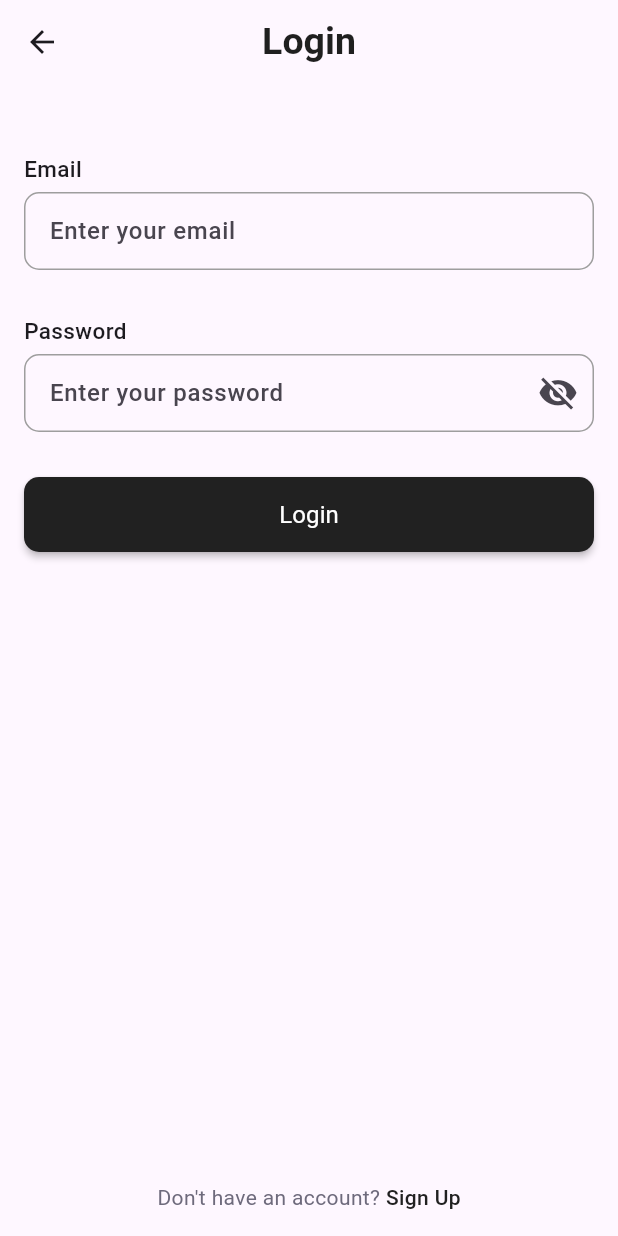
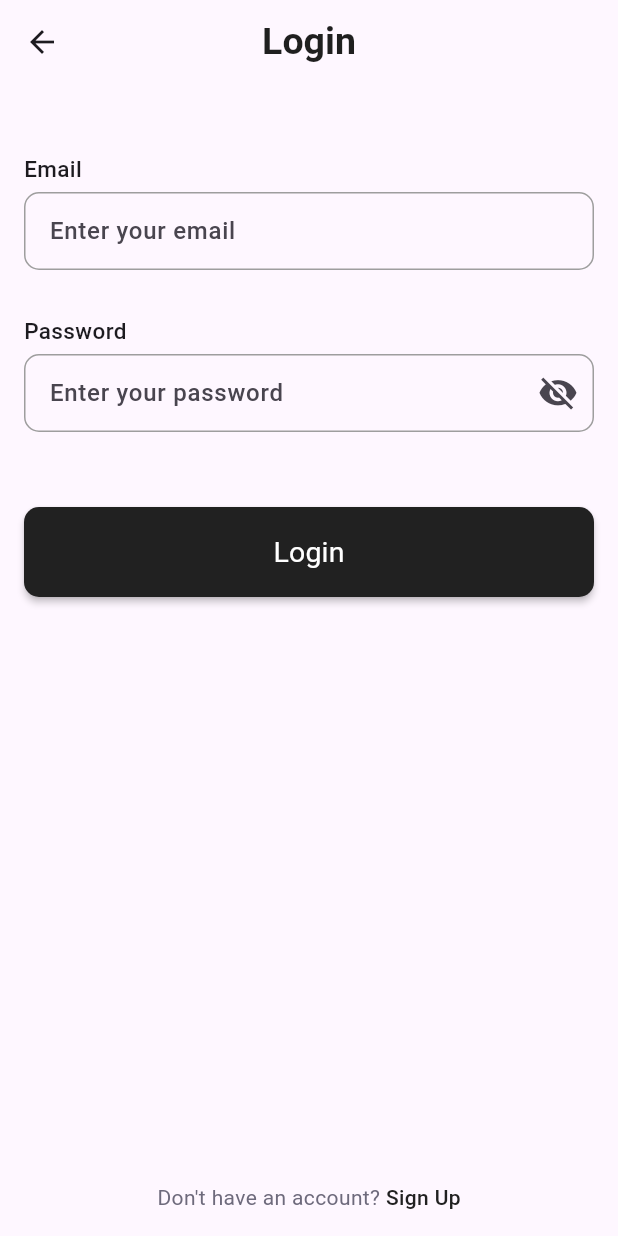
Before and after one commit to Youssef-Ma7moud-Eid/Shopping-App, a Flutter app: the LoginScreen screen opened by its route, on a phone screen of 412 x 824 dp. Run offline on Flutter 3.47's test engine with Material 3 defaults, Android fonts, the light colour scheme and no system bars; our stand-ins replace animate_do, flutter_svg, smooth_page_indicator, toastification.

Commit message:
refactor: restructure authentication screens and update imports

```diff
--- /dev/null
+++ b/lib/feature/auth/presentation/views/login_screen.dart
@@ -0,0 +1,57 @@
+import 'package:flutter/gestures.dart';
+import 'package:flutter/material.dart';
+import 'package:shopping_app/feature/auth/presentation/views/register_screen.dart';
+import 'package:shopping_app/feature/auth/presentation/widgets/login_view_body.dart';
+
+class LoginScreen extends StatelessWidget {
+  const LoginScreen({super.key});
+  static const String routeName = "LoginScreen";
+
+  @override
+  Widget build(BuildContext context) {
+    return Scaffold(
+      appBar: AppBar(
+        title: Text(
+          "Login",
+          style: TextStyle(
+            fontSize: 25,
+            fontWeight: FontWeight.bold,
+            color: Color(0xff1F1F1F),
+          ),
+        ),
+        centerTitle: true,
+      ),
+      body: LoginViewBody(),
+      floatingActionButtonLocation: FloatingActionButtonLocation.centerFloat,
+      floatingActionButtonAnimator: FloatingActionButtonAnimator.noAnimation,
+      floatingActionButton: MediaQuery.of(context).viewInsets.bottom == 0
+          ? Align(
+              alignment: Alignment.bottomCenter,
+              child: Text.rich(
+                TextSpan(
+                  text: "Don't have an account? ",
+                  style: TextStyle(fontSize: 14, color: Color(0xff6E6A7C)),
+
+                  children: [
+                    TextSpan(
+                      recognizer: TapGestureRecognizer()
+                        ..onTap = () {
+                          Navigator.of(
+                            context,
+                          ).pushNamed(RegisterScreen.routeName);
+                        },
+                      text: "Sign Up",
+                      style: TextStyle(
+                        fontSize: 14,
+                        color: Color(0xff212121),
+                        fontWeight: FontWeight.w500,
+                      ),
+                    ),
+                  ],
+                ),
+              ),
+            )
+          : null,
+    );
+  }
+}
--- /dev/null
+++ b/lib/feature/auth/presentation/widgets/login_view_body.dart
@@ -0,0 +1,81 @@
+import 'package:flutter/material.dart';
+
+import 'package:shopping_app/core/common/widget/custom_form_text_fiel.dart';
+import 'package:shopping_app/core/utils/validator_functions.dart';
+import 'package:shopping_app/core/widgets/custom_button.dart';
+
+class LoginViewBody extends StatefulWidget {
+  const LoginViewBody({Key? key}) : super(key: key);
+
+  @override
+  State<LoginViewBody> createState() => _LoginViewBodyState();
+}
+
+class _LoginViewBodyState extends State<LoginViewBody> {
+  late TextEditingController emailController;
+  late TextEditingController passwordController;
+  @override
+  void initState() {
+    emailController = TextEditingController();
+    passwordController = TextEditingController();
+    super.initState();
+  }
+
+  @override
+  void dispose() {
+    emailController.dispose();
+    passwordController.dispose();
+    super.dispose();
+  }
+
+  @override
+  Widget build(BuildContext context) {
+    final formKey = GlobalKey<FormState>();
+    return SingleChildScrollView(
+      padding: const EdgeInsets.all(16.0),
+      child: Form(
+        key: formKey,
+        child: Column(
+          crossAxisAlignment: CrossAxisAlignment.start,
+          children: [
+            SizedBox(height: 30),
+            Text(
+              "Email",
+              style: TextStyle(fontSize: 15, fontWeight: FontWeight.w500),
+            ),
+            SizedBox(height: 5),
+            CustomTextFormField(
+              controller: emailController,
+              validator: Validator.validateEmail,
+              hintText: "Enter your email",
+              keyboardType: TextInputType.emailAddress,
+              action: TextInputAction.next,
+            ),
+            SizedBox(height: 30),
+            Text(
+              "Password",
+              style: TextStyle(fontSize: 15, fontWeight: FontWeight.w500),
+            ),
+            SizedBox(height: 5),
+            CustomTextFormField(
+              controller: passwordController,
+              validator: Validator.validatePassword,
+              hintText: "Enter your password",
+              isPassword: true,
+              keyboardType: TextInputType.emailAddress,
+              action: TextInputAction.next,
+            ),
+            SizedBox(height: 50),
+            CustomButton(
+              title: "Login",
+              onPressed: () {
+                if (formKey.currentState!.validate()) {
+                }
+              },
+            ),
+          ],
+        ),
+      ),
+    );
+  }
+}
--- a/lib/feature/auth/view/login_screen.dart
+++ /dev/null
@@ -1,119 +0,0 @@
-
-import 'package:flutter/gestures.dart';
-import 'package:flutter/material.dart';
-import 'package:shopping_app/core/common/widget/custom_form_text_fiel.dart';
-import 'package:shopping_app/core/utils/validator_functions.dart';
-import 'package:shopping_app/feature/auth/view/register_screen.dart';
-
-class LoginScreen extends StatefulWidget {
-  const LoginScreen({super.key});
-  static const String routeName = "LoginScreen";
-
-  @override
-  State<LoginScreen> createState() => _LoginScreenState();
-}
-
-class _LoginScreenState extends State<LoginScreen> {
-  final formKey = GlobalKey<FormState>();
-  final emailController = TextEditingController();
-  final passwordController = TextEditingController();
-  @override
-  Widget build(BuildContext context) {
-    return Scaffold(
-      appBar: AppBar(
-        title: Text(
-          "Login",
-          style: TextStyle(
-            fontSize: 25,
-            fontWeight: FontWeight.bold,
-            color: Color(0xff1F1F1F),
-          ),
-        ),
-        centerTitle: true,
-      ),
-      body: SingleChildScrollView(
-        padding: const EdgeInsets.all(16.0),
-        child: Column(
-          crossAxisAlignment: CrossAxisAlignment.start,
-          children: [
-            SizedBox(height: 30),
-            Text(
-              "Email",
-              style: TextStyle(fontSize: 15, fontWeight: FontWeight.w500),
-            ),
-            SizedBox(height: 5),
-            CustomTextFormField(
-              controller: emailController,
-              validator: Validator.validateEmail,
-              hintText: "Enter your email",
-              keyboardType: TextInputType.emailAddress,
-              action: TextInputAction.next,
-            ),
-            SizedBox(height: 30),
-            Text(
-              "Password",
-              style: TextStyle(fontSize: 15, fontWeight: FontWeight.w500),
-            ),
-            SizedBox(height: 5),
-            CustomTextFormField(
-              controller: passwordController,
-              validator: Validator.validatePassword,
-              hintText: "Enter your password",
-              isPassword: true,
-              keyboardType: TextInputType.emailAddress,
-              action: TextInputAction.next,
-            ),
-            SizedBox(height: 30),
-            MaterialButton(
-              minWidth: double.infinity,
-              height: 50,
-              onPressed: () {
-                if (formKey.currentState!.validate()) {}
-              },
-              color: Color(0xff212121),
-              shape: RoundedRectangleBorder(borderRadius: BorderRadius.circular(10)),
-              child: Text(
-                "Login",
-                style: TextStyle(
-                  fontSize: 16,
-                  fontWeight: FontWeight.w400,
-                  color: Color(0xffFFFFFF),
-                ),
-              ),
-            ),
-          ],
-        ),
-      ),
-      floatingActionButtonLocation: FloatingActionButtonLocation.centerFloat,
-      floatingActionButtonAnimator: FloatingActionButtonAnimator.noAnimation,
-      floatingActionButton: MediaQuery.of(context).viewInsets.bottom == 0
-          ? Align(
-              alignment: Alignment.bottomCenter,
-              child: Text.rich(
-                TextSpan(
-                  text: "Don't have an account? ",
-                  style: TextStyle(
-                    fontSize: 14,
-                    color: Color(0xff6E6A7C),
-                  ),
-                  recognizer: TapGestureRecognizer()
-                    ..onTap = () {
-                      Navigator.of(context).pushNamed(RegisterScreen.routeName);
-                    },
-                  children: [
-                    TextSpan(
-                      text: "Sign Up",
-                      style: TextStyle(
-                        fontSize: 14,
-                        color: Color(0xff212121),
-                        fontWeight: FontWeight.w500,
-                      ),
-                    ),
-                  ],
-                ),
-              ),
-            )
-          : null,
-    );
-  }
-}
--- a/lib/feature/onboarding/presentation/widgets/onboarding_body.dart
+++ b/lib/feature/onboarding/presentation/widgets/onboarding_body.dart
@@ -2,7 +2,7 @@ import 'package:flutter/material.dart';
 import 'package:shopping_app/core/widgets/custom_button.dart';
 import 'package:shopping_app/feature/onboarding/presentation/widgets/onboarding_title_section.dart';
 import 'package:smooth_page_indicator/smooth_page_indicator.dart';
-import 'package:shopping_app/feature/auth/view/login_screen.dart';
+import 'package:shopping_app/feature/auth/presentation/views/login_screen.dart';
 import 'package:shopping_app/feature/onboarding/data/onboarding_model.dart';
 import 'package:shopping_app/feature/onboarding/presentation/widgets/custom_animation.dart';
 
--- a/lib/main.dart
+++ b/lib/main.dart
@@ -1,7 +1,7 @@
 import 'package:flutter/material.dart';
 import 'package:shopping_app/feature/app_section/app_section.dart';
-import 'package:shopping_app/feature/auth/view/login_screen.dart';
-import 'package:shopping_app/feature/auth/view/register_screen.dart';
+import 'package:shopping_app/feature/auth/presentation/views/login_screen.dart';
+import 'package:shopping_app/feature/auth/presentation/views/register_screen.dart';
 import 'package:shopping_app/feature/onboarding/presentation/views/onboarding_screen.dart';
 
 void main() async {
```
Also changed, not shown: lib/feature/auth/presentation/views/register_screen.dart (added, +54 -0 lines), lib/feature/auth/presentation/widgets/register_view_body.dart (added, +101 -0 lines), lib/feature/auth/view/register_screen.dart (deleted, +0 -134 lines).
